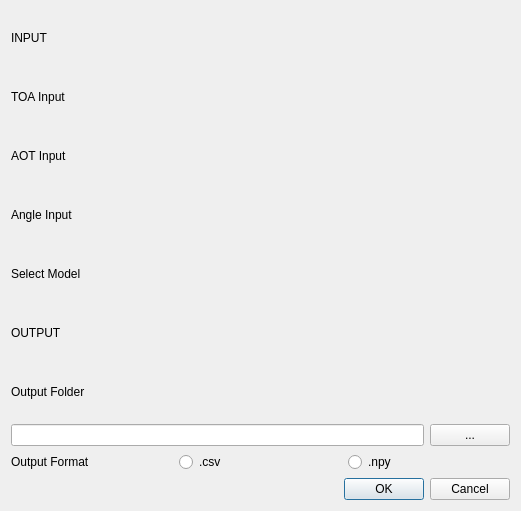
First picture: the form in acnet_gui_dialog_base.ui, repository zectre/acnet_gui, before the edit.
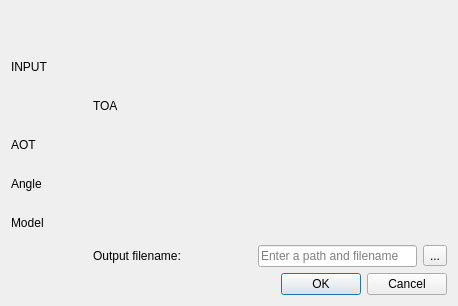
Second picture: the form after the edit. Custom widgets are drawn as their Qt base class.

Commit message: ok button works

```diff
--- a/acnet_gui_dialog_base.ui
+++ b/acnet_gui_dialog_base.ui
@@ -6,136 +6,93 @@
    <rect>
     <x>0</x>
     <y>0</y>
-    <width>521</width>
-    <height>511</height>
+    <width>458</width>
+    <height>306</height>
    </rect>
   </property>
   <property name="windowTitle">
    <string>acnet_gui</string>
   </property>
   <layout class="QGridLayout" name="gridLayout">
-   <item row="0" column="0">
+   <item row="0" column="0" rowspan="3" colspan="6">
     <widget class="QLabel" name="label_5">
      <property name="text">
       <string>INPUT</string>
      </property>
     </widget>
    </item>
-   <item row="1" column="0">
-    <layout class="QHBoxLayout" name="horizontalLayout_4">
-     <item>
-      <widget class="QLabel" name="label">
-       <property name="text">
-        <string>TOA Input        </string>
-       </property>
-      </widget>
-     </item>
-     <item>
-      <widget class="QgsFileWidget" name="TOA_input"/>
-     </item>
-    </layout>
+   <item row="1" column="4" rowspan="2">
+    <widget class="QgsFileWidget" name="TOA_input"/>
    </item>
-   <item row="2" column="0">
-    <layout class="QHBoxLayout" name="horizontalLayout_3">
-     <item>
-      <widget class="QLabel" name="label_3">
-       <property name="text">
-        <string>AOT Input         </string>
-       </property>
-      </widget>
-     </item>
-     <item>
-      <widget class="QgsFileWidget" name="AOT_input"/>
-     </item>
-    </layout>
+   <item row="2" column="1">
+    <widget class="QLabel" name="label">
+     <property name="text">
+      <string>TOA</string>
+     </property>
+    </widget>
    </item>
-   <item row="3" column="0">
-    <layout class="QHBoxLayout" name="horizontalLayout_2">
-     <item>
-      <widget class="QLabel" name="label_2">
-       <property name="text">
-        <string>Angle Input      </string>
-       </property>
-      </widget>
-     </item>
-     <item>
-      <widget class="QgsFileWidget" name="angle_input"/>
-     </item>
-    </layout>
+   <item row="3" column="0" colspan="3">
+    <widget class="QLabel" name="label_4">
+     <property name="text">
+      <string>AOT</string>
+     </property>
+    </widget>
    </item>
-   <item row="4" column="0">
-    <layout class="QHBoxLayout" name="horizontalLayout_7">
-     <item>
-      <widget class="QLabel" name="label_8">
-       <property name="text">
-        <string>Select Model</string>
-       </property>
-      </widget>
-     </item>
-     <item>
-      <widget class="QgsFileWidget" name="angle_input_2"/>
-     </item>
-    </layout>
+   <item row="3" column="3" colspan="3">
+    <widget class="QgsFileWidget" name="AOT_input"/>
    </item>
-   <item row="5" column="0">
+   <item row="4" column="0" colspan="3">
+    <widget class="QLabel" name="label_3">
+     <property name="text">
+      <string>Angle</string>
+     </property>
+    </widget>
+   </item>
+   <item row="4" column="3" colspan="3">
+    <widget class="QgsFileWidget" name="Angle_input"/>
+   </item>
+   <item row="5" column="0" colspan="3">
     <widget class="QLabel" name="label_6">
      <property name="text">
-      <string>OUTPUT</string>
+      <string>Model</string>
      </property>
     </widget>
    </item>
-   <item row="6" column="0">
-    <layout class="QHBoxLayout" name="horizontalLayout">
-     <item>
-      <widget class="QLabel" name="label_4">
-       <property name="text">
-        <string>Output Folder </string>
-       </property>
-      </widget>
-     </item>
-    </layout>
+   <item row="5" column="3" colspan="3">
+    <widget class="QgsFileWidget" name="Model_input"/>
    </item>
-   <item row="7" column="0">
-    <layout class="QHBoxLayout" name="horizontalLayout_6">
-     <item>
-      <widget class="QLineEdit" name="lineEdit"/>
-     </item>
-     <item>
-      <widget class="QPushButton" name="output_button">
-       <property name="text">
-        <string>...</string>
-       </property>
-      </widget>
-     </item>
-    </layout>
+   <item row="6" column="1" colspan="2">
+    <widget class="QLabel" name="label_2">
+     <property name="layoutDirection">
+      <enum>Qt::LeftToRight</enum>
+     </property>
+     <property name="text">
+      <string>Output filename:</string>
+     </property>
+     <property name="wordWrap">
+      <bool>false</bool>
+     </property>
+    </widget>
    </item>
-   <item row="8" column="0">
-    <layout class="QHBoxLayout" name="horizontalLayout_5">
-     <item>
-      <widget class="QLabel" name="label_7">
-       <property name="text">
-        <string>Output Format</string>
-       </property>
-      </widget>
-     </item>
-     <item>
-      <widget class="QRadioButton" name="out_csv">
-       <property name="text">
-        <string>.csv</string>
-       </property>
-      </widget>
-     </item>
-     <item>
-      <widget class="QRadioButton" name="out_npy">
-       <property name="text">
-        <string>.npy</string>
-       </property>
-      </widget>
-     </item>
-    </layout>
+   <item row="6" column="3" colspan="2">
+    <widget class="QLineEdit" name="lineEdit">
+     <property name="text">
+      <string/>
+     </property>
+     <property name="placeholderText">
+      <string>Enter a path and filename</string>
+     </property>
+    </widget>
    </item>
-   <item row="9" column="0">
-    <widget class="QDialogButtonBox" name="buttonBox">
+   <item row="6" column="5">
+    <widget class="QToolButton" name="output_button">
+     <property name="text">
+      <string>...</string>
+     </property>
+    </widget>
+   </item>
+   <item row="7" column="2" colspan="4">
+    <widget class="QDialogButtonBox" name="button_box">
      <property name="orientation">
       <enum>Qt::Horizontal</enum>
      </property>
```
Left out of the diff: 41 changed lines with no effect on the pictures. The commit also changes 8 other files.
